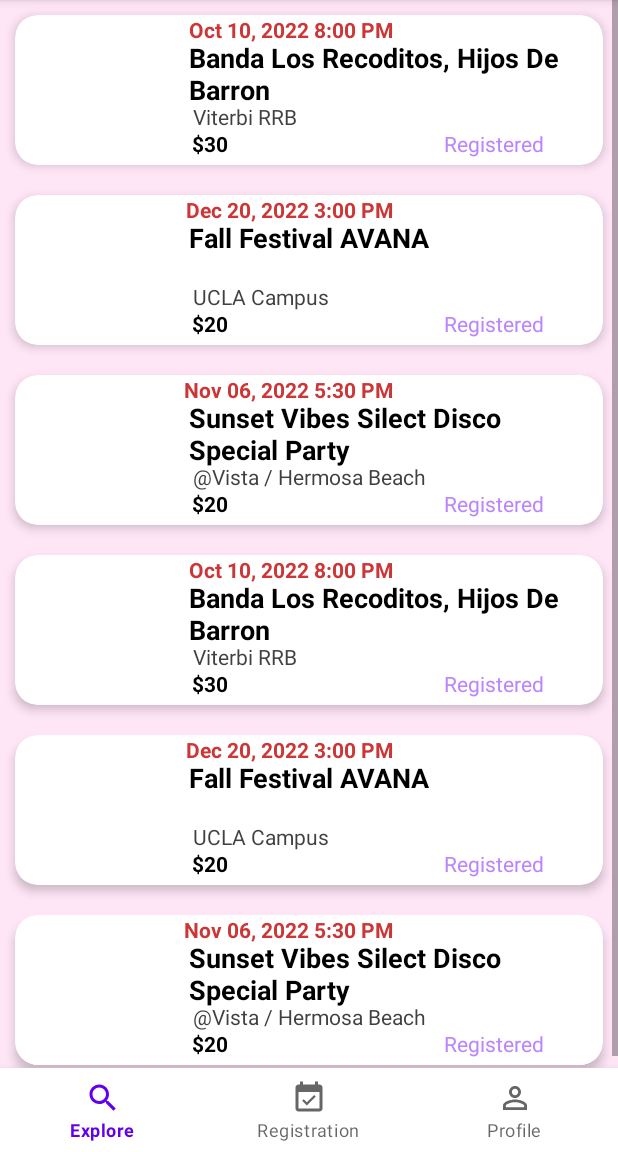
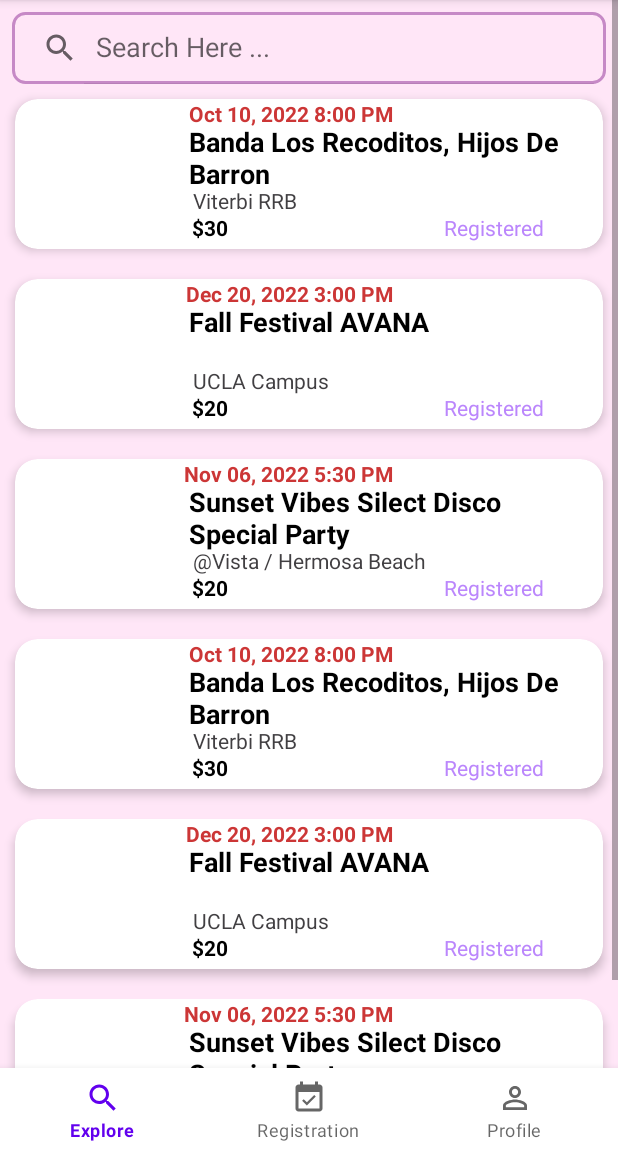
Before and after one commit to FeliX-Hell0/CSCI310_Group_Project, an Android app: the ExploreFragment screen opened directly, with no data from a screen before it, on a phone screen of 412 x 824 dp, the part 84-1236 px from its top. Run offline under Robolectric (Android 15) with nearby library versions, the phone set to English and light mode, and no system bars; libraries missing offline, so code that uses them is left out: org.checkerframework.checker.

Commit message:
add search bar

```diff
--- a/app/src/main/java/com/example/csci310_group_project/fragment/ExploreFragment.java
+++ b/app/src/main/java/com/example/csci310_group_project/fragment/ExploreFragment.java
@@ -12,13 +12,18 @@
 import android.view.LayoutInflater;
 import android.view.View;
 import android.view.ViewGroup;
+import androidx.appcompat.widget.SearchView;
+import android.widget.Toast;
 
 import com.example.csci310_group_project.Event;
 import com.example.csci310_group_project.EventDetailActivity;
 import com.example.csci310_group_project.R;
 import com.example.csci310_group_project.recyclerAdapter;
 
+import org.checkerframework.checker.units.qual.A;
+
 import java.util.ArrayList;
+import java.util.Locale;
 
 /**
  * A simple {@link Fragment} subclass.
@@ -30,6 +35,8 @@
     private ArrayList<Event> eventsList;
     private RecyclerView recyclerView;
     private recyclerAdapter.RecyclerViewClickListener listener;
+    private SearchView searchView;
+    private recyclerAdapter mAdapter;
 
 
     private Context context;
@@ -81,6 +88,8 @@
         recyclerView.setLayoutManager(layoutManager);
         recyclerView.setItemAnimator(new DefaultItemAnimator());
         recyclerView.setAdapter(adapter);
+
+        mAdapter = adapter;
     }
 
     private void setOnClickListener() {
@@ -98,41 +107,51 @@
     public View onCreateView(LayoutInflater inflater, ViewGroup container,
                              Bundle savedInstanceState) {
         context = getContext();
+
         // Inflate the layout for this fragment
         View view = inflater.inflate(R.layout.fragment_explore, container, false);
+
+        searchView = view.findViewById(R.id.searchView);
+        searchView.clearFocus();
+        searchView.setOnQueryTextListener(new SearchView.OnQueryTextListener() {
+            @Override
+            public boolean onQueryTextSubmit(String s) {
+                return false;
+            }
+
+            @Override
+            public boolean onQueryTextChange(String s) {
+                filterList(s);
+                return true;
+            }
+        });
+
         recyclerView = view.findViewById(R.id.recyclerView);
         eventsList = new ArrayList<>();
 
         setEventInfo();
         setAdapter();
 
-//        View view = inflater.inflate(R.layout.fragment_explore, container, false);
-//        GridLayout layout = view.findViewById(R.id.grid_layout_event_list);
-//
-//        for (int i = 0; i < Event_COUNT; i++) {
-//            GridLayout eventBox = (GridLayout) inflater.inflate(R.layout.custom_event_box_layout, layout, false);
-//            Button button = eventBox.findViewById(R.id.custom_event_detail_button);
-//
-//            int finalI = i;
-//            button.setOnClickListener(new View.OnClickListener() {
-//                public void onClick(View view) {
-//                    Log.i("event clicked", "button click");
-//                    // sent intent to event detail page
-//                    Intent intent = new Intent(getActivity(), EventDetailActivity.class);
-//                    intent.putExtra("event_index", finalI);
-//                    startActivity(intent);
-//                }
-//            });
-//
-//            GridLayout.LayoutParams lp = (GridLayout.LayoutParams) eventBox.getLayoutParams();
-//            lp.rowSpec = GridLayout.spec(i);
-//            lp.columnSpec = GridLayout.spec(0);
-//            layout.addView(eventBox, lp);
-//        }
-
         return view;
     }
 
+    private void filterList(String text) {
+        ArrayList<Event> filteredEventsList = new ArrayList<>();
+
+        for (Event event : eventsList) {
+            if (event.getEventName().toLowerCase().contains(text.toLowerCase())) {
+                filteredEventsList.add(event);
+            }
+        }
+
+        if (filteredEventsList.isEmpty()) {
+            Toast.makeText(context, "no data found", Toast.LENGTH_SHORT).show();
+        } else {
+            mAdapter.SetFilteredList(filteredEventsList);
+        }
+    }
+
+    // TODO: read from DAO
     private void setEventInfo(){
         eventsList.add(new Event(
                 "Banda Los Recoditos, Hijos De Barron ", "Oct 10, 2022 8:00 PM", "UUUUSC", "gonna be fun", "Viterbi RRB", 30, 0
--- a/app/src/main/java/com/example/csci310_group_project/recyclerAdapter.java
+++ b/app/src/main/java/com/example/csci310_group_project/recyclerAdapter.java
@@ -14,6 +14,11 @@
 
     private ArrayList<Event> eventsList;
     private RecyclerViewClickListener listener;
+
+    public void SetFilteredList(ArrayList<Event> filteredList) {
+        this.eventsList = filteredList;
+        notifyDataSetChanged();
+    }
 
     public recyclerAdapter(ArrayList<Event> eventsList, RecyclerViewClickListener listener) {
         this.eventsList = eventsList;
--- /dev/null
+++ b/app/src/main/res/drawable/search_view_background.xml
@@ -0,0 +1,6 @@
+<?xml version="1.0" encoding="utf-8"?>
+<shape xmlns:android="http://schemas.android.com/apk/res/android">
+    <corners android:radius="8dp" />
+    <stroke android:color="@color/light_purple"
+        android:width="2dp" />
+</shape>
--- a/app/src/main/res/layout/fragment_explore.xml
+++ b/app/src/main/res/layout/fragment_explore.xml
@@ -6,13 +6,34 @@
 android:background="@color/light_pink"
 android:layout_width="fill_parent" android:layout_height="fill_parent">
 
-<FrameLayout
+<androidx.constraintlayout.widget.ConstraintLayout
     android:layout_width="match_parent"
     android:layout_height="match_parent">
+
+    <androidx.appcompat.widget.SearchView
+        android:id="@+id/searchView"
+        android:layout_width="0dp"
+        android:layout_height="wrap_content"
+        android:layout_margin="8dp"
+        app:layout_constraintEnd_toEndOf="parent"
+        app:layout_constraintHorizontal_bias="0.5"
+        app:layout_constraintStart_toStartOf="parent"
+        app:layout_constraintTop_toTopOf="parent"
+        app:queryHint="Search Here ..."
+        android:background="@drawable/search_view_background"
+        app:iconifiedByDefault="false"/>
+
 
     <androidx.recyclerview.widget.RecyclerView
         android:id="@+id/recyclerView"
         android:layout_width="match_parent"
-        android:layout_height="match_parent" />
-</FrameLayout>
+        android:layout_height="match_parent"
+        app:layout_constraintBottom_toBottomOf="parent"
+        app:layout_constraintEnd_toEndOf="parent"
+        app:layout_constraintHorizontal_bias="0.0"
+        app:layout_constraintStart_toStartOf="parent"
+        app:layout_constraintTop_toBottomOf="@+id/searchView"
+        app:layout_constraintVertical_bias="1.0" />
+
+</androidx.constraintlayout.widget.ConstraintLayout>
 </ScrollView>
```
